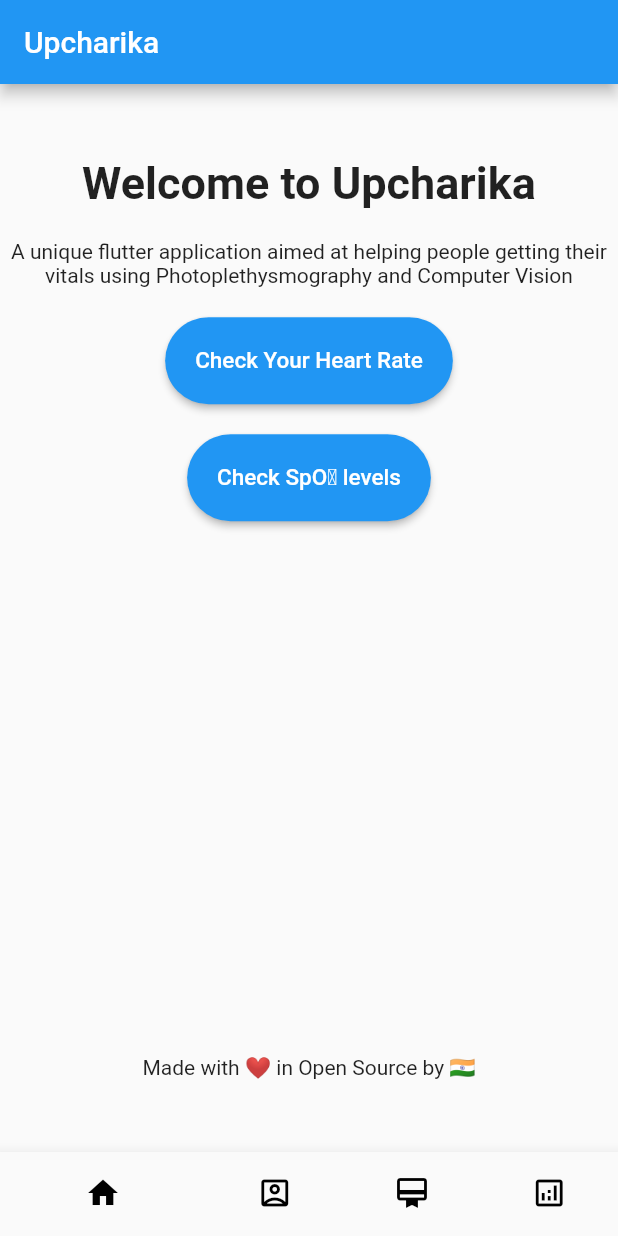
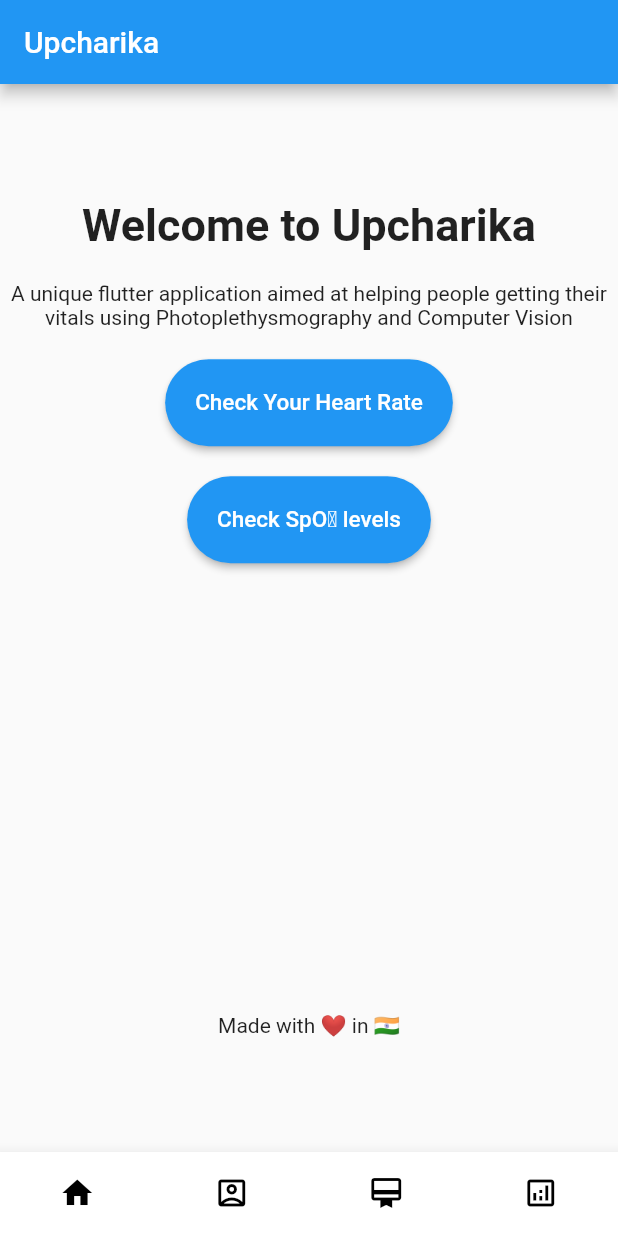
Before and after one commit to smaranjitghose/Upcharika, a Flutter app: the screen it shows after launch, on a phone screen of 412 x 824 dp. Run offline on Flutter 3.47's test engine with Material 2 defaults, Android fonts, the light colour scheme and no system bars; our stand-ins replace camera, charts_flutter, wakelock.

Commit message:
updated with required changes

```diff
--- a/lib/Home.dart
+++ b/lib/Home.dart
@@ -81,19 +81,13 @@ class _MyHomePageState extends State<MyHomePage> {
                 style: TextStyle(fontSize: 15),
               ),
             ),
-            SizedBox(
-              width: 20,
-              height: 20,
-            ),
-            Text(
-              istapped,
-              textScaleFactor: 1,
-            ),
+
+
             SizedBox(
               width: 340,
-              height: 320,
+              height: 300,
             ),
-            Text("Made with ❤️ in Open Source by 🇮🇳")
+            Text("Made with ❤️ in 🇮🇳")
           ],
         ),
       ),
--- a/lib/level.dart
+++ b/lib/Level.dart
@@ -1,6 +1,6 @@
 import 'package:flutter/material.dart';
 
-class level extends StatelessWidget {
+class Level extends StatelessWidget {
   @override
   Widget build(BuildContext context) {
     return MaterialApp(
--- a/lib/main.dart
+++ b/lib/main.dart
@@ -3,7 +3,7 @@ import 'package:upcharika/Dashboard.dart';
 import 'package:upcharika/HeartRate.dart';
 import 'package:upcharika/Home.dart';
 import 'package:upcharika/homePage.dart';
-import 'package:upcharika/level.dart';
+import 'package:upcharika/Level.dart';
 
 void main() {
   runApp(MyApp());
@@ -35,7 +35,7 @@ class _BottomNavbarState extends State<BottomNavbar> {
     MyHomePage(),
     Dashboard(),
     HeartRate(),
-    level(),
+    Level(),
   ];
 
   void onTappedBar(int index) {
@@ -52,9 +52,10 @@ class _BottomNavbarState extends State<BottomNavbar> {
       ),
       body: _children[_currentIndex],
       bottomNavigationBar: BottomNavigationBar(
+        type: BottomNavigationBarType.fixed,
         onTap: onTappedBar,
         currentIndex: _currentIndex,
-        backgroundColor: Colors.blue,
+        backgroundColor: Colors.white,
         showSelectedLabels: false,
         showUnselectedLabels: false,
         items: [
@@ -78,7 +79,7 @@ class _BottomNavbarState extends State<BottomNavbar> {
             ),
           ),
           BottomNavigationBarItem(
-            label: 'Spo2 level',
+            label: 'Spo2 Level',
             icon: Icon(
               Icons.analytics_outlined,
               color: Colors.black,
```
Also changed, not shown: 1 other file.
